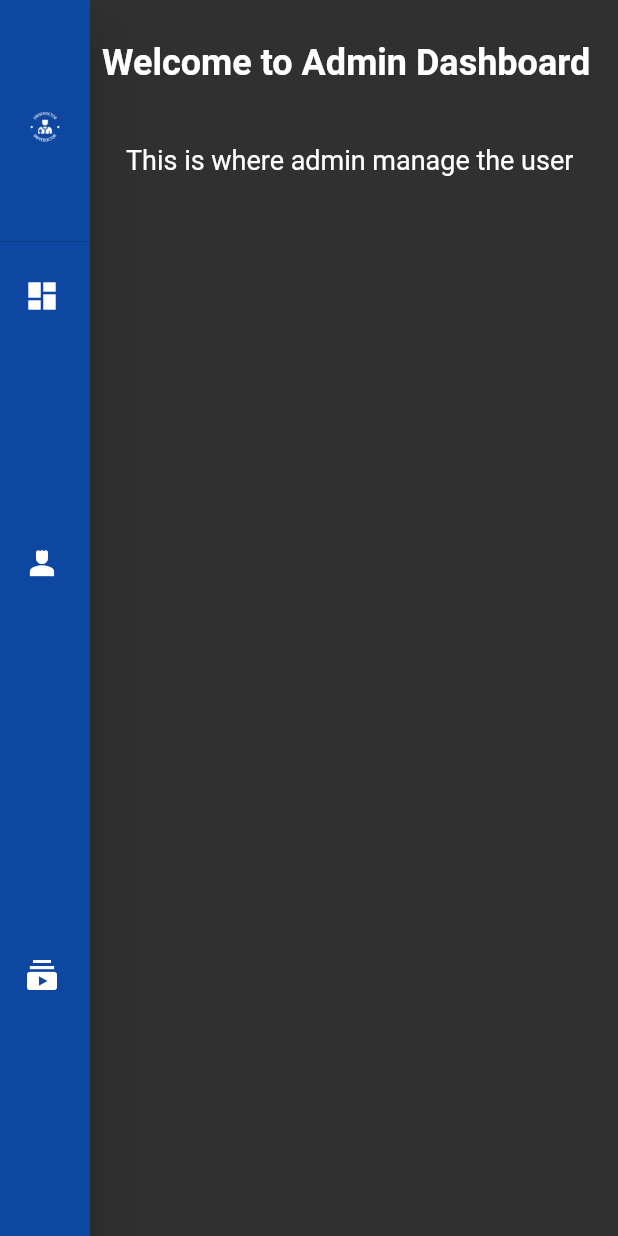
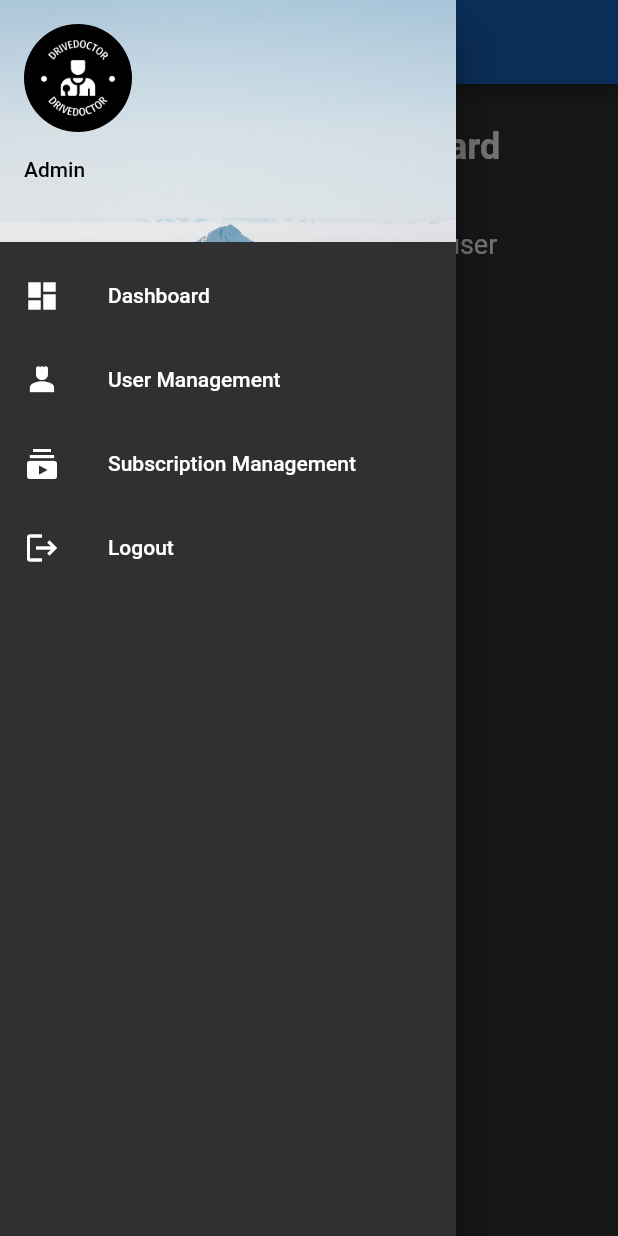
Before and after one commit to MobileApp-flutter/drivedoctor, a Flutter app: the Admindashboard screen opened directly, with the side drawer open (before the commit the screen has no drawer), on a phone screen of 412 x 824 dp. Run offline on Flutter 3.47's test engine with Material 2 defaults, Android fonts, the light colour scheme and no system bars; our stand-ins replace cloud_firestore, firebase_auth, firebase_core, flutter_svg, line_awesome_flutter, logger and 1 more; accounts and stored records are empty.

Commit message:
DFD-17 update ui admin

```diff
--- a/lib/screens/admin/admincontent.dart
+++ b/lib/screens/admin/admincontent.dart
@@ -1,4 +1,5 @@
 import 'package:drivedoctor/widgets/admin_header.dart';
+import 'package:drivedoctor/widgets/admin_side_menu.dart';
 import 'package:flutter/material.dart';
 
 class Admincontent extends StatelessWidget {
@@ -7,27 +8,36 @@ class Admincontent extends StatelessWidget {
   @override
   Widget build(BuildContext context) {
     return SafeArea(
-      child: SingleChildScrollView(
+      child: Builder(
+        builder: (context) => Scaffold(
+          appBar: AppBar(
+            title: const Text('Admin Dashboard'),
+            backgroundColor: Colors.blue.shade800,
+          ),
+          drawer: const Drawer(
+            child:
+                SideMenu(), // Replace SideMenu with your actual drawer content
+          ),
+          body: SingleChildScrollView(
             padding: const EdgeInsets.all(8),
             child: Column(
-          crossAxisAlignment:
-              CrossAxisAlignment.start, // Align text to the left
+              crossAxisAlignment: CrossAxisAlignment.start,
               children: const [
                 SizedBox(height: 20),
                 Header(),
-            SizedBox(height: 40), // Add some vertical spacing
+                SizedBox(height: 40),
                 Padding(
-              padding: EdgeInsets.symmetric(
-                  horizontal:
-                      16), // Add horizontal padding to align text to the left
+                  padding: EdgeInsets.symmetric(horizontal: 16),
                   child: Text(
-                "This is where admin manage the user",
-                style: TextStyle(fontSize: 18), // Set the desired font size
+                    "This is where admin manages the user",
+                    style: TextStyle(fontSize: 18),
                   ),
                 ),
               ],
             ),
           ),
+        ),
+      ),
     );
   }
 }
--- a/lib/screens/dashboard/admindashboard.dart
+++ b/lib/screens/dashboard/admindashboard.dart
@@ -26,25 +26,9 @@ class _AdmindashboardState extends State<Admindashboard> {
         body: SafeArea(
           child: Row(
             crossAxisAlignment: CrossAxisAlignment.start,
-            children: [
-              GestureDetector(
-                onTap: _toggleSidebar,
-                child: AnimatedContainer(
-                  duration: const Duration(milliseconds: 200),
-                  width: _isSidebarOpen ? 250 : 60,
-                  child: const SideMenu(),
-                ),
-              ),
+            children: const [
               Expanded(
-                flex: _isSidebarOpen ? 5 : 1,
-                child: GestureDetector(
-                  onTap: () {
-                    if (_isSidebarOpen) {
-                      _toggleSidebar();
-                    }
-                  },
-                  child: const Admincontent(),
-                ),
+                child: Admincontent(),
               ),
             ],
           ),
--- a/lib/widgets/admin_side_menu.dart
+++ b/lib/widgets/admin_side_menu.dart
@@ -1,3 +1,4 @@
+import 'package:drivedoctor/bloc/controller/auth.dart';
 import 'package:drivedoctor/bloc/routes/route.dart';
 import 'package:drivedoctor/bloc/services/authservice.dart';
 import 'package:flutter/material.dart';
@@ -9,18 +10,39 @@ class SideMenu extends StatelessWidget {
 
   @override
   Widget build(BuildContext context) {
-    return Theme(
-      data: ThemeData(
-        canvasColor: Colors.blue.shade900,
-      ), // Set the desired background color
-      child: Drawer(
-        child: SingleChildScrollView(
-          child: Column(
+    return Drawer(
+        child: ListView(
+      padding: EdgeInsets.zero,
       children: [
-              DrawerHeader(child: Image.asset('assets/logo_white.png')),
+        UserAccountsDrawerHeader(
+          accountName: const Text(
+            'Admin',
+            style: TextStyle(color: Colors.black),
+          ),
+          accountEmail: Text(
+            Auth.email,
+            style: const TextStyle(color: Colors.black),
+          ),
+          currentAccountPicture: CircleAvatar(
+            child: ClipOval(
+              child: Image.asset(
+                'assets/logo_white.png',
+                width: 90,
+                height: 90,
+                fit: BoxFit.cover,
+              ),
+            ),
+          ),
+          decoration: const BoxDecoration(
+            color: Colors.blue,
+            image: DecorationImage(
+              image: AssetImage('assets/background.jpeg'),
+              fit: BoxFit.cover,
+            ),
+          ),
+        ),
         ListTile(
-                title: const Text("Dashboard",
-                    style: TextStyle(color: Colors.white)),
+          title: const Text("Dashboard", style: TextStyle(color: Colors.white)),
           leading: const Icon(Icons.dashboard, color: Colors.white),
           onTap: () {
             Navigator.pushReplacementNamed(context, adminDashboard);
@@ -41,17 +63,13 @@ class SideMenu extends StatelessWidget {
           onTap: () {},
         ),
         ListTile(
-                title:
-                    const Text("Logout", style: TextStyle(color: Colors.white)),
+          title: const Text("Logout", style: TextStyle(color: Colors.white)),
           leading: const Icon(Icons.logout, color: Colors.white),
           onTap: () async {
             await signOut(context);
           },
         ),
       ],
-          ),
-        ),
-      ),
-    );
+    ));
   }
 }
```
Also changed, not shown: lib/screens/admin/manageuser.dart (+14 -23 lines), lib/screens/admin/manageusercontent.dart (+1 -8 lines). Lines whose indentation alone changed are shown as unchanged.
